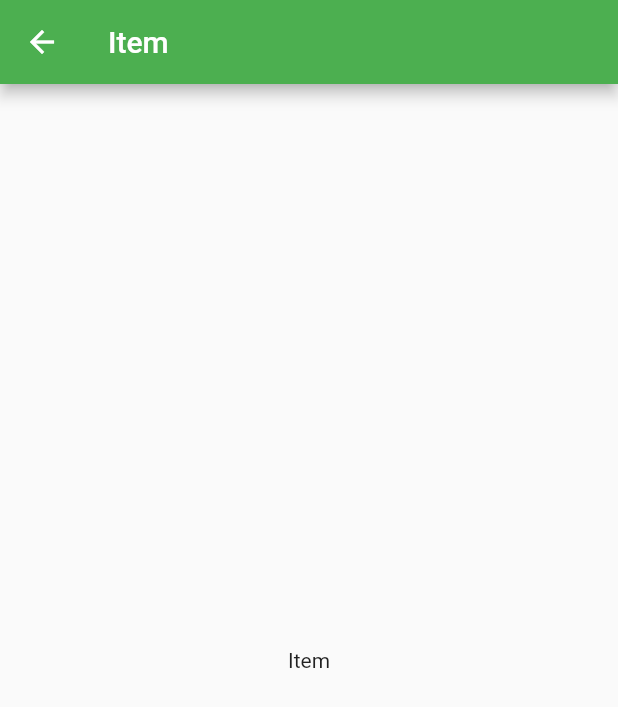
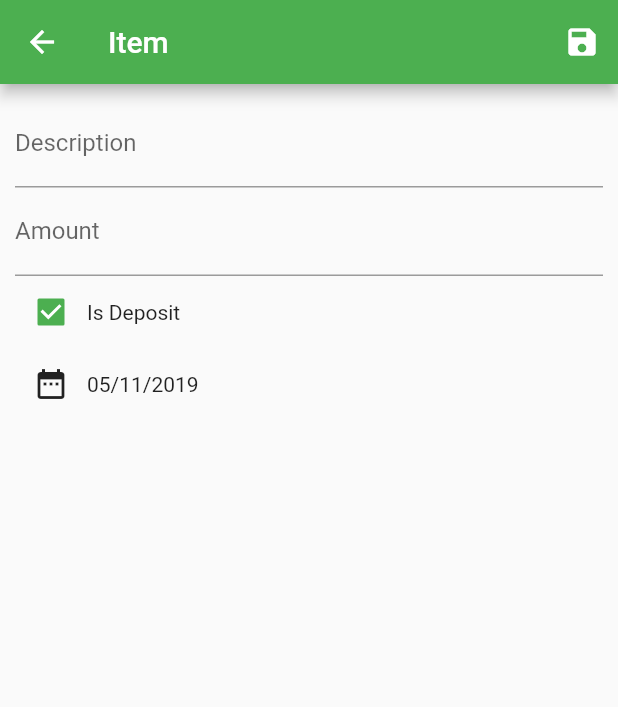
Before and after one commit to cornell19/spend_tracker, a Flutter app: the ItemPage screen opened directly, on a phone screen of 412 x 824 dp. Shown: the top 707 px of the screen. Run offline on Flutter 3.47's test engine with Material 2 defaults, Android fonts, the phone set to English and light mode, and no system bars.

Commit message:
Unit5 Module 4 final

```diff
--- a/lib/pages/items/item_page.dart
+++ b/lib/pages/items/item_page.dart
@@ -1,14 +1,92 @@
 import 'package:flutter/material.dart';
+import 'package:intl/intl.dart';
 
-class ItemPage extends StatelessWidget {
+class ItemPage extends StatefulWidget {
+  @override
+  _ItemPageState createState() => _ItemPageState();
+}
+
+class _ItemPageState extends State<ItemPage> {
+  Map<String, dynamic> _formData = Map<String, dynamic>();
+  GlobalKey<FormState> _formKey = GlobalKey<FormState>();
+  bool _isDeposit = true;
+  DateTime _dateTime = DateTime.now();
   @override
   Widget build(BuildContext context) {
     return Scaffold(
       appBar: AppBar(
         title: const Text('Item'),
+        actions: <Widget>[
+          IconButton(
+            icon: Icon(Icons.save),
+            onPressed: () {
+              if (!_formKey.currentState.validate()) return;
+              _formKey.currentState.save();
+              Navigator.of(context).pop();
+            },
+          )
+        ],
       ),
-      body: Center(
-        child: const Text('Item'),
+      body: Form(
+        key: _formKey,
+        child: Padding(
+          padding: const EdgeInsets.all(10.0),
+          child: Column(
+            children: <Widget>[
+              TextFormField(
+                decoration: InputDecoration(labelText: 'Description'),
+                validator: (String value) => value.isEmpty ? 'Required' : null,
+                onSaved: (String value) => _formData['description'] = value,
+              ),
+              TextFormField(
+                decoration: InputDecoration(labelText: 'Amount'),
+                validator: (String value) {
+                  if (value.isEmpty) return 'Required';
+                  if (double.tryParse(value) == null) return 'Invalid number';
+                },
+                onSaved: (String value) =>
+                    _formData['amount'] = double.parse(value),
+              ),
+              Row(
+                children: <Widget>[
+                  Checkbox(
+                    value: _isDeposit,
+                    onChanged: (bool value) {
+                      setState(() {
+                        _isDeposit = value;
+                      });
+                    },
+                  ),
+                  const Text('Is Deposit'),
+                ],
+              ),
+              Row(
+                children: <Widget>[
+                  IconButton(
+                    icon: Icon(Icons.date_range),
+                    onPressed: () async {
+                      var date = await showDatePicker(
+                        context: context,
+                        initialDate: _dateTime,
+                        firstDate: DateTime.now().add(
+                          Duration(days: -365),
+                        ),
+                        lastDate: DateTime.now().add(Duration(days: 365)),
+                      );
+
+                      if (date == null) return;
+
+                      setState(() {
+                        _dateTime = date;
+                      });
+                    },
+                  ),
+                  Text(DateFormat('MM/dd/yyyy').format(_dateTime)),
+                ],
+              )
+            ],
+          ),
+        ),
       ),
     );
   }
--- a/pubspec.yaml
+++ b/pubspec.yaml
@@ -23,6 +23,7 @@ dependencies:
   # The following adds the Cupertino Icons font to your application.
   # Use with the CupertinoIcons class for iOS style icons.
   cupertino_icons: ^0.1.2
+  intl: ^0.15.8
 
 dev_dependencies:
   flutter_test:
```
Also changed, not shown: lib/pages/home/home_page.dart (+16 -1 lines), pubspec.lock.
